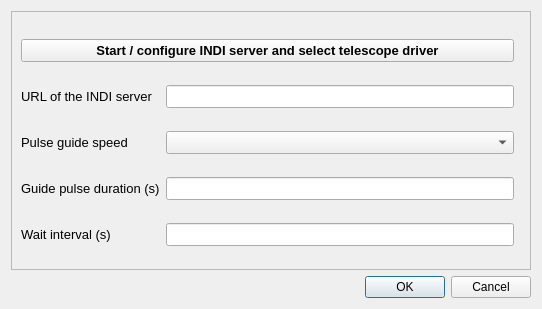
First picture: the form in Source/indi_dialog.ui, repository Rolf-Hempel/MoonPanoramaMaker, before the edit.
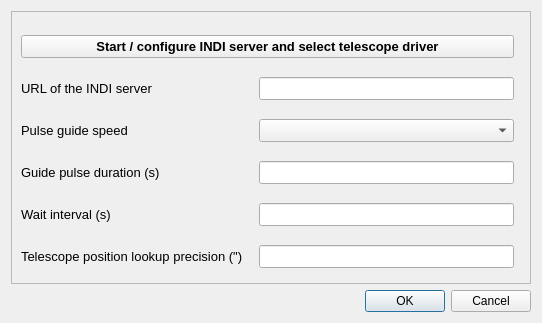
Second picture: the form after the edit.

Commit message: First running INDI version finished. Restart of telescope driver does not work yet.

Diff of the .ui file:
```diff
--- a/Source/indi_dialog.ui
+++ b/Source/indi_dialog.ui
@@ -7,7 +7,7 @@
     <x>0</x>
     <y>0</y>
     <width>542</width>
-    <height>309</height>
+    <height>323</height>
    </rect>
   </property>
   <property name="windowTitle">
@@ -31,7 +31,7 @@
         <x>0</x>
         <y>0</y>
         <width>522</width>
-        <height>261</height>
+        <height>275</height>
        </rect>
       </property>
       <widget class="QWidget" name="layoutWidget">
@@ -40,7 +40,7 @@
          <x>0</x>
          <y>10</y>
          <width>511</width>
-         <height>241</height>
+         <height>261</height>
         </rect>
        </property>
        <layout class="QGridLayout" name="gridLayout">
@@ -166,6 +166,30 @@
           </property>
          </widget>
         </item>
+        <item row="6" column="0">
+         <widget class="QLabel" name="telescope_lookup_precision">
+          <property name="font">
+           <font>
+            <pointsize>10</pointsize>
+           </font>
+          </property>
+          <property name="toolTip">
+           <string>Required precision (&quot;) for lookup of telescope position. Must be between 0.1 and 10.</string>
+          </property>
+          <property name="text">
+           <string>Telescope position lookup precision (&quot;)   </string>
+          </property>
+         </widget>
+        </item>
+        <item row="6" column="1">
+         <widget class="QLineEdit" name="input_telescope_lookup_precision">
+          <property name="font">
+           <font>
+            <pointsize>10</pointsize>
+           </font>
+          </property>
+         </widget>
+        </item>
        </layout>
       </widget>
      </widget>
```
The commit also changes 7 other files.
